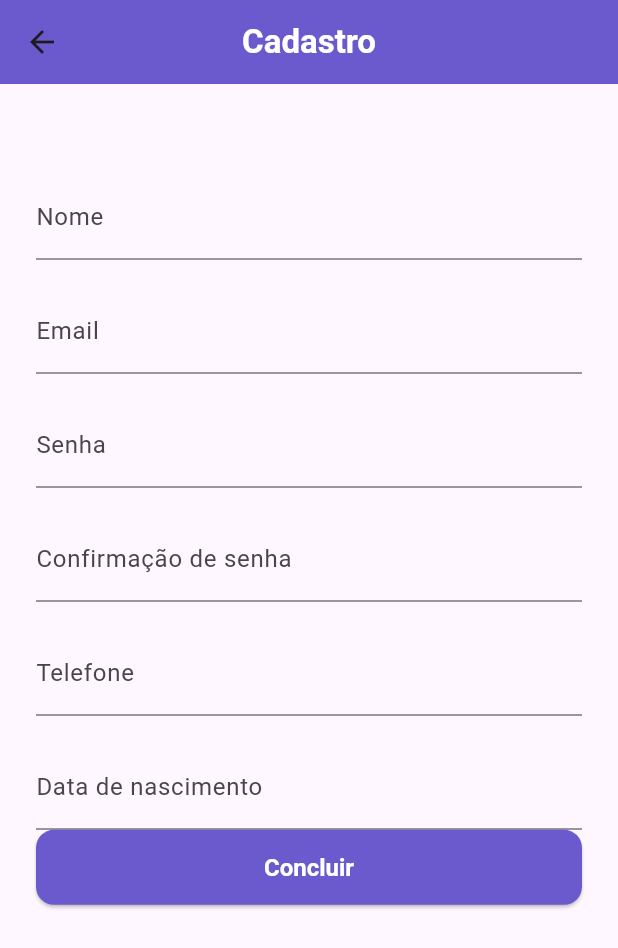
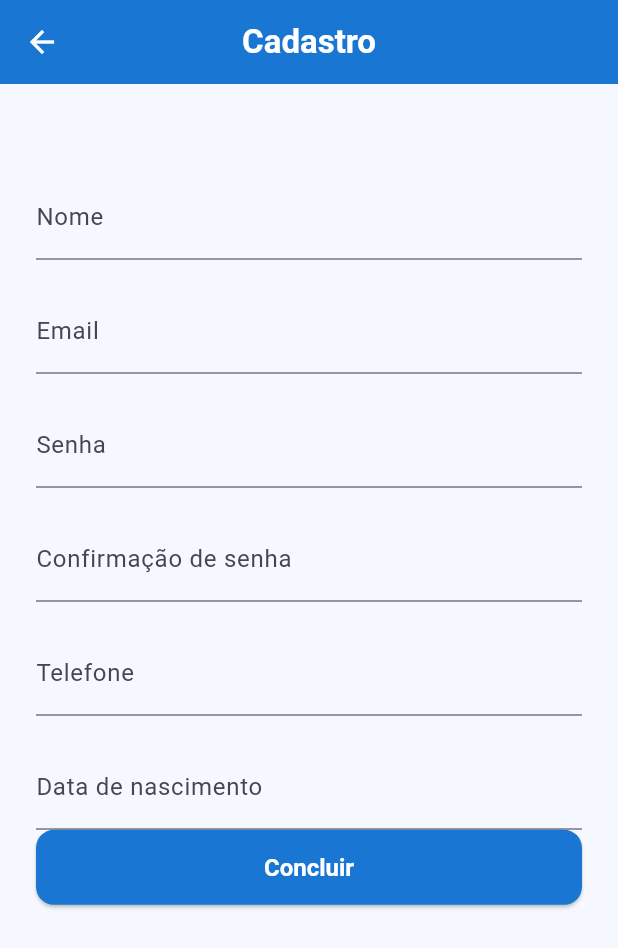
Before and after one commit to BrunaUbine/medshift, a Flutter app: the screen it shows after launch, after a tap on "Cadastrar", on a phone screen of 412 x 824 dp. Shown: the top 948 px of the screen. Run offline on Flutter 3.47's test engine with Material 3 defaults, Android fonts, the phone set to English and light mode, and no system bars; our stand-ins replace flutter_multi_formatter.

Commit message:
alteração para mudança de fins do app

```diff
--- a/lib/View/cadastroView.dart
+++ b/lib/View/cadastroView.dart
@@ -53,7 +53,7 @@ void _handleCadastros() async {
             fontWeight: FontWeight.bold,
           ),
         ),
-        backgroundColor: const Color(0xFF6A5ACD),
+        backgroundColor: const Color(0xFF1976D2),
         centerTitle: true,
       ),
       body: SingleChildScrollView(
@@ -129,7 +129,7 @@ void _handleCadastros() async {
                       : ElevatedButton(
                           onPressed: _handleCadastros,
                           style: ElevatedButton.styleFrom(
-                            backgroundColor: const Color(0xFF6A5ACD),
+                            backgroundColor: const Color(0xFF1976D2),
                             foregroundColor: Colors.white,
                             minimumSize: const Size(double.infinity, 50),
                             shape: RoundedRectangleBorder(
--- a/lib/View/loginview.dart
+++ b/lib/View/loginview.dart
@@ -37,13 +37,13 @@ class _LoginViewState extends State<LoginView> {
     return Scaffold(
       appBar: AppBar(
         title: const Text(
-          'Learnix',
+          'Medshift',
           style: TextStyle(
             color: Colors.white,
             fontWeight: FontWeight.bold,
           ),
         ),
-        backgroundColor: const Color(0xFF6A5ACD),
+        backgroundColor: Colors.blue,
         centerTitle: true,
       ),
       body: SingleChildScrollView(
@@ -96,7 +96,7 @@ class _LoginViewState extends State<LoginView> {
                       : ElevatedButton(
                           onPressed: _handleLogin,
                           style: ElevatedButton.styleFrom(
-                            backgroundColor: const Color(0xFF6A5ACD),
+                            backgroundColor: const Color(0xFF1976D2),
                             foregroundColor: Colors.white,
                             minimumSize: const Size(double.infinity, 50),
                             shape: RoundedRectangleBorder(
@@ -123,6 +123,8 @@ class _LoginViewState extends State<LoginView> {
                   );
                 },
                 style: OutlinedButton.styleFrom(
+                  side: const BorderSide(color: Color(0xFF1976D2)),
+                  foregroundColor: Color(0xFF1976D2),
                   minimumSize: const Size(double.infinity, 50),
                 ),
                 child: const Text('Cadastrar'),
--- a/lib/main.dart
+++ b/lib/main.dart
@@ -11,12 +11,22 @@ class MainApp extends StatelessWidget {
   @override
   Widget build(BuildContext context) {
     return MaterialApp(
-      title: 'learnix',
-      theme: ThemeData(
-        primarySwatch: Colors.deepPurple,
+    title: 'MedShift',
+    theme: ThemeData(
+      primarySwatch: Colors.blue,
+      scaffoldBackgroundColor: const Color(0xFFF5F9FF), // azul claro sutil
+      appBarTheme: const AppBarTheme(
+        backgroundColor: Color(0xFF1976D2), // azul medicina
+        foregroundColor: Colors.white,
       ),
-      home: const LoginView(), //  Aqui você exibe a LoginView
-      debugShowCheckedModeBanner: false,
-    );
-  }
+      elevatedButtonTheme: ElevatedButtonThemeData(
+        style: ElevatedButton.styleFrom(
+          backgroundColor: Color(0xFF1976D2),
+          foregroundColor: Colors.white,
+        ),
+      ),
+    ),
+    home: const LoginView(),
+  );
+ }
 }
```
Also changed, not shown: assets/images/logo.png.
